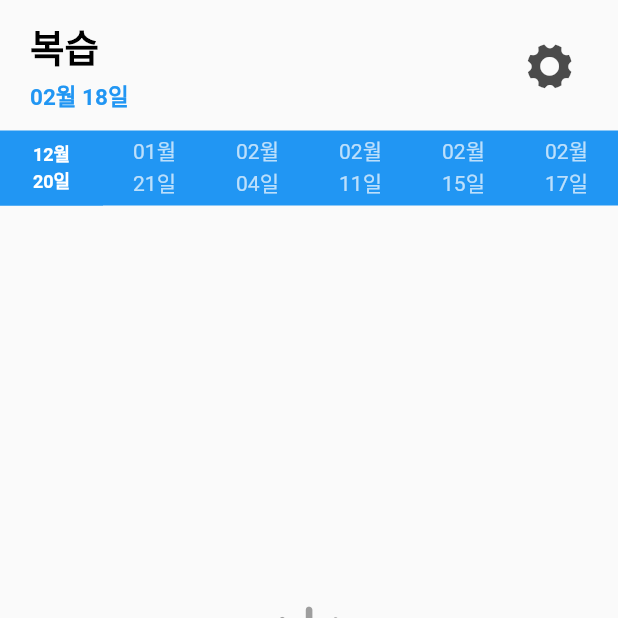
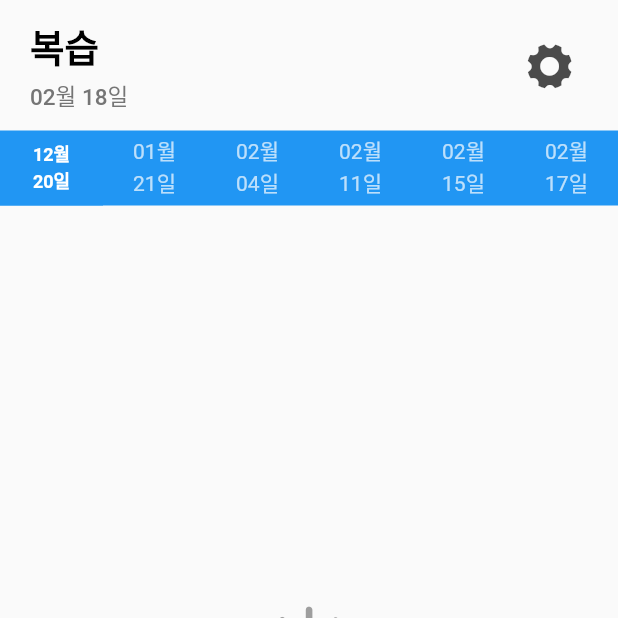
Before and after one commit to dwkim0101/univcal, a Flutter app: the screen it shows after launch, item 3 of the bottom bar chosen, on a phone screen of 412 x 824 dp, the top half of it. Run offline on Flutter 3.47's test engine with Material 2 defaults, Android fonts, the phone set to English and light mode, and no system bars; our stand-ins replace card_swiper, table_calendar.

Commit message:
desgin detail changed (2)

```diff
--- a/lib/screens/todo.dart
+++ b/lib/screens/todo.dart
@@ -190,10 +190,10 @@ class _StudyReminderViewState extends State<StudyReminderView>
                   ),
                   Text(
                     DateFormat("MM월 dd일").format(DateTime.now()),
-                    style: const TextStyle(
-                      color: Colors.blue,
+                    style: TextStyle(
+                      color: Colors.grey.shade600,
                       fontSize: 15,
-                      fontWeight: FontWeight.w600,
+                      fontWeight: FontWeight.w500,
                     ),
                   ),
                 ],
```
